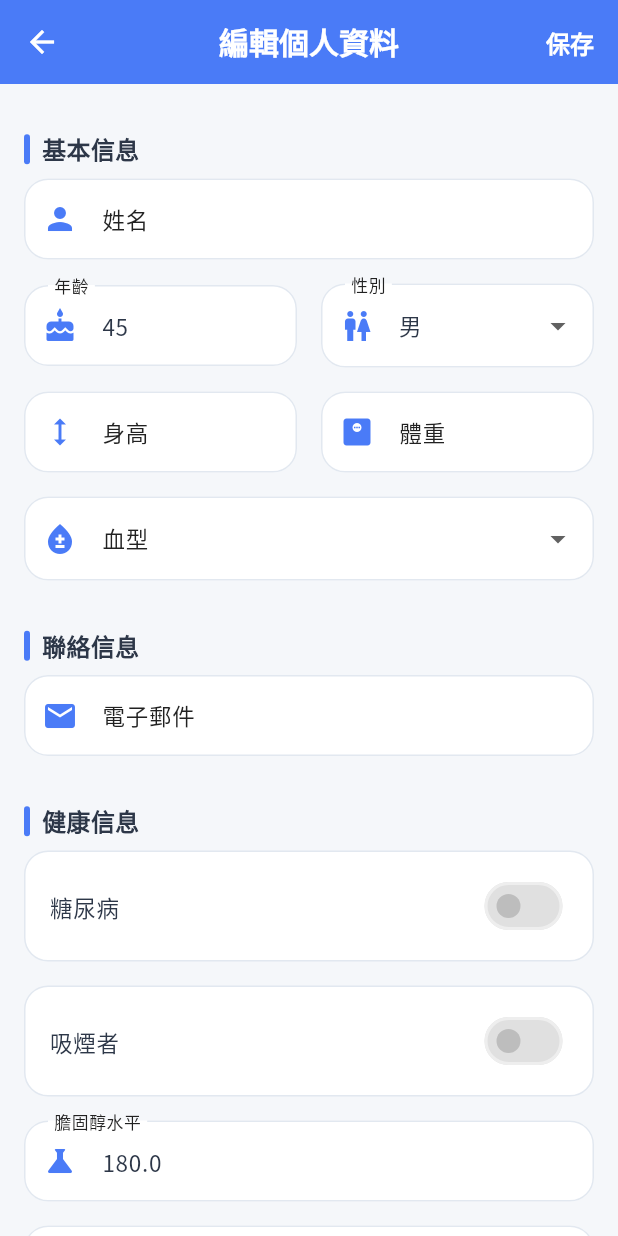
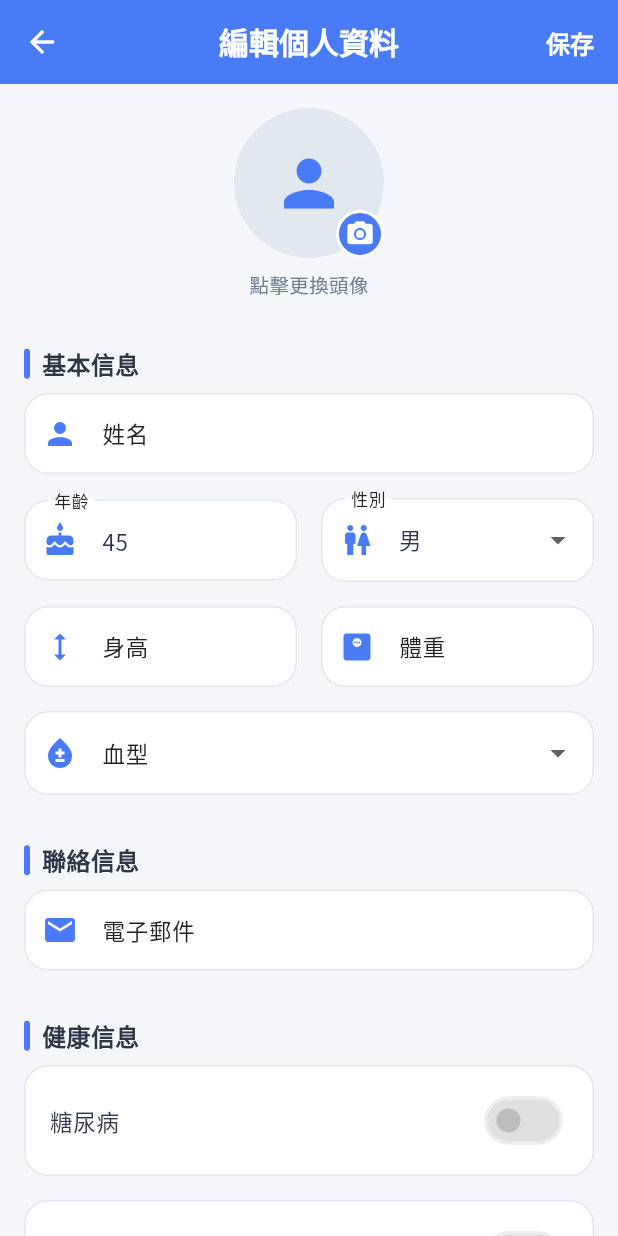
Before and after one commit to firstfu/blood_pressure_app, a Flutter app: the ProfilePage screen opened directly, after a tap on the "edit" icon, on a phone screen of 412 x 824 dp. Run offline on Flutter 3.47's test engine with Material 3 defaults, Android fonts, the phone set to English and light mode, and no system bars; our stand-ins replace csv, fl_chart, image_picker, in_app_review, package_info_plus, pdf and 2 more; missing offline and left inert: excel; accounts and stored records are empty.

Commit message:
新增頭像上傳功能，整合 image_picker 套件以支持用戶選擇並顯示頭像，並在用戶資料模型中新增 avatarPath 屬性以儲存頭像路徑。同時，更新個人資料編輯頁面與個人頁面以顯示頭像，提升用戶體驗與資料管理的便利性。

```diff
--- a/lib/models/user_profile.dart
+++ b/lib/models/user_profile.dart
@@ -26,6 +26,7 @@ class UserProfile {
   String? medications; // 正在服用的藥物
   String? allergies; // 過敏史
   String? notes; // 其他備註
+  String? avatarPath; // 頭像圖片路徑
 
   /// 構造函數
   UserProfile({
@@ -45,6 +46,7 @@ class UserProfile {
     this.medications,
     this.allergies,
     this.notes,
+    this.avatarPath,
   });
 
   /// 從 JSON 創建 UserProfile 對象
@@ -66,6 +68,7 @@ class UserProfile {
       medications: json['medications'] as String?,
       allergies: json['allergies'] as String?,
       notes: json['notes'] as String?,
+      avatarPath: json['avatarPath'] as String?,
     );
   }
 
@@ -88,6 +91,7 @@ class UserProfile {
       'medications': medications,
       'allergies': allergies,
       'notes': notes,
+      'avatarPath': avatarPath,
     };
   }
 
--- a/lib/views/edit_profile_page.dart
+++ b/lib/views/edit_profile_page.dart
@@ -4,8 +4,10 @@
  * @ Description: 編輯個人資料頁面，用於編輯用戶的基本信息
  */
 
+import 'dart:io';
 import 'package:flutter/material.dart';
 import 'package:flutter/services.dart';
+import 'package:image_picker/image_picker.dart';
 import '../l10n/app_localizations_extension.dart';
 import '../models/user_profile.dart';
 import '../services/shared_prefs_service.dart';
@@ -36,6 +38,11 @@ class _EditProfilePageState extends State<EditProfilePage> {
   final TextEditingController _allergiesController = TextEditingController();
   final TextEditingController _notesController = TextEditingController();
 
+  // 頭像相關
+  final ImagePicker _imagePicker = ImagePicker();
+  String? _avatarPath;
+  File? _avatarFile;
+
   // 血型選項
   final List<String> _bloodTypes = ['A+', 'A-', 'B+', 'B-', 'AB+', 'AB-', 'O+', 'O-', '未知'];
 
@@ -64,6 +71,10 @@ class _EditProfilePageState extends State<EditProfilePage> {
     super.initState();
     _profile = widget.userProfile;
     _initControllers();
+    _avatarPath = _profile.avatarPath;
+    if (_avatarPath != null && _avatarPath!.isNotEmpty) {
+      _avatarFile = File(_avatarPath!);
+    }
   }
 
   @override
@@ -95,6 +106,26 @@ class _EditProfilePageState extends State<EditProfilePage> {
     _notesController.text = _profile.notes ?? '';
   }
 
+  /// 選擇頭像
+  Future<void> _pickAvatar() async {
+    try {
+      final XFile? pickedFile = await _imagePicker.pickImage(source: ImageSource.gallery, maxWidth: 800, maxHeight: 800, imageQuality: 85);
+
+      if (pickedFile != null) {
+        setState(() {
+          _avatarFile = File(pickedFile.path);
+          _avatarPath = pickedFile.path;
+        });
+      }
+    } catch (e) {
+      if (mounted) {
+        ScaffoldMessenger.of(
+          context,
+        ).showSnackBar(SnackBar(content: Text(context.tr('選擇頭像失敗：$e')), backgroundColor: Colors.red, behavior: SnackBarBehavior.floating));
+      }
+    }
+  }
+
   /// 保存個人資料
   Future<void> _saveProfile() async {
     if (_formKey.currentState!.validate()) {
@@ -109,6 +140,7 @@ class _EditProfilePageState extends State<EditProfilePage> {
       _profile.medications = _medicationsController.text.trim().isEmpty ? null : _medicationsController.text.trim();
       _profile.allergies = _allergiesController.text.trim().isEmpty ? null : _allergiesController.text.trim();
       _profile.notes = _notesController.text.trim().isEmpty ? null : _notesController.text.trim();
+      _profile.avatarPath = _avatarPath;
 
       // 保存到 SharedPreferences
       await SharedPrefsService.saveUserProfile(_profile);
@@ -154,6 +186,43 @@ class _EditProfilePageState extends State<EditProfilePage> {
             child: Column(
               crossAxisAlignment: CrossAxisAlignment.start,
               children: [
+                // 頭像
+                Center(
+                  child: Column(
+                    children: [
+                      GestureDetector(
+                        onTap: _pickAvatar,
+                        child: Stack(
+                          children: [
+                            CircleAvatar(
+                              radius: 50,
+                              backgroundColor: _borderColor,
+                              backgroundImage: _getAvatarImage(),
+                              child: _avatarFile == null ? Icon(Icons.person, size: 50, color: _primaryColor) : null,
+                            ),
+                            Positioned(
+                              right: 0,
+                              bottom: 0,
+                              child: Container(
+                                padding: const EdgeInsets.all(4),
+                                decoration: BoxDecoration(
+                                  color: _primaryColor,
+                                  shape: BoxShape.circle,
+                                  border: Border.all(color: Colors.white, width: 2),
+                                ),
+                                child: const Icon(Icons.camera_alt, color: Colors.white, size: 20),
+                              ),
+                            ),
+                          ],
+                        ),
+                      ),
+                      SizedBox(height: _smallSpacing),
+                      Text(context.tr('點擊更換頭像'), style: TextStyle(color: _secondaryTextColor, fontSize: _smallFontSize)),
+                      SizedBox(height: _spacing),
+                    ],
+                  ),
+                ),
+
                 // 基本信息
                 _buildSectionTitle(context.tr('基本信息')),
                 _buildTextField(
@@ -325,6 +394,14 @@ class _EditProfilePageState extends State<EditProfilePage> {
     );
   }
 
+  /// 獲取頭像圖片
+  ImageProvider? _getAvatarImage() {
+    if (_avatarFile != null && _avatarFile!.existsSync()) {
+      return FileImage(_avatarFile!);
+    }
+    return null;
+  }
+
   /// 構建區段標題
   Widget _buildSectionTitle(String title) {
     return Container(
--- a/pubspec.yaml
+++ b/pubspec.yaml
@@ -53,6 +53,7 @@ dependencies:
   # 數據匯出相關
   csv: ^6.0.0
   excel: ^4.0.6
+  image_picker: ^1.1.2
 
 dev_dependencies:
   flutter_test:
```
Also changed, not shown: lib/views/profile_page.dart (+46 -83 lines), assets/images/default_avatar.png (added), pubspec.lock, 6 other files.
